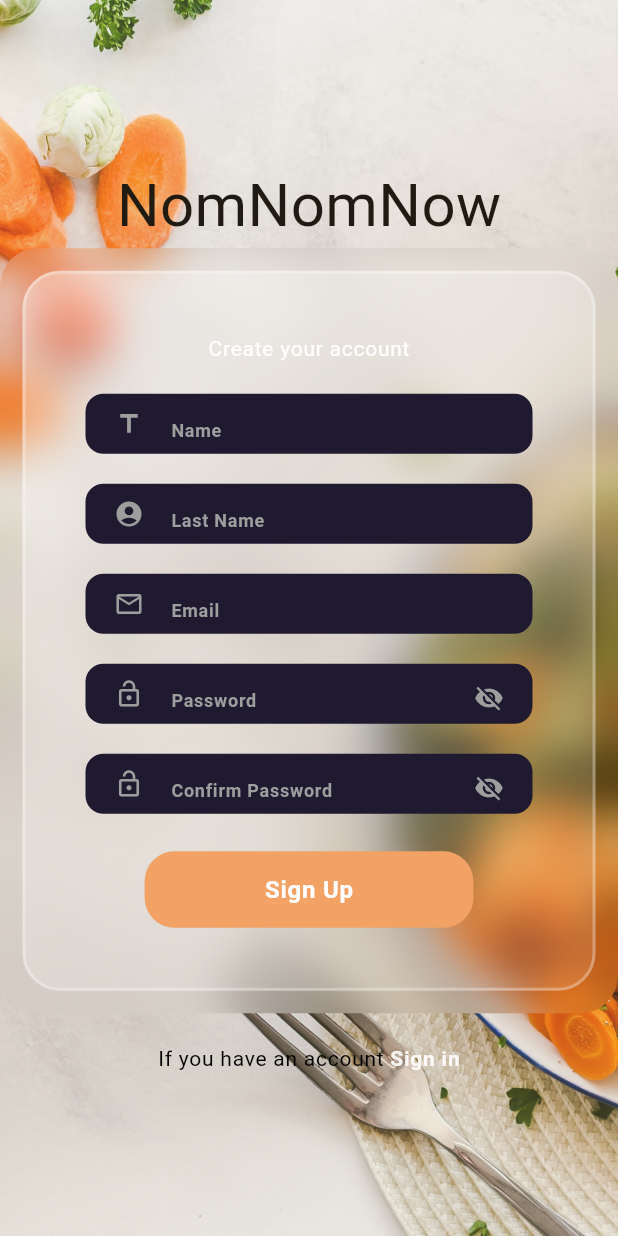
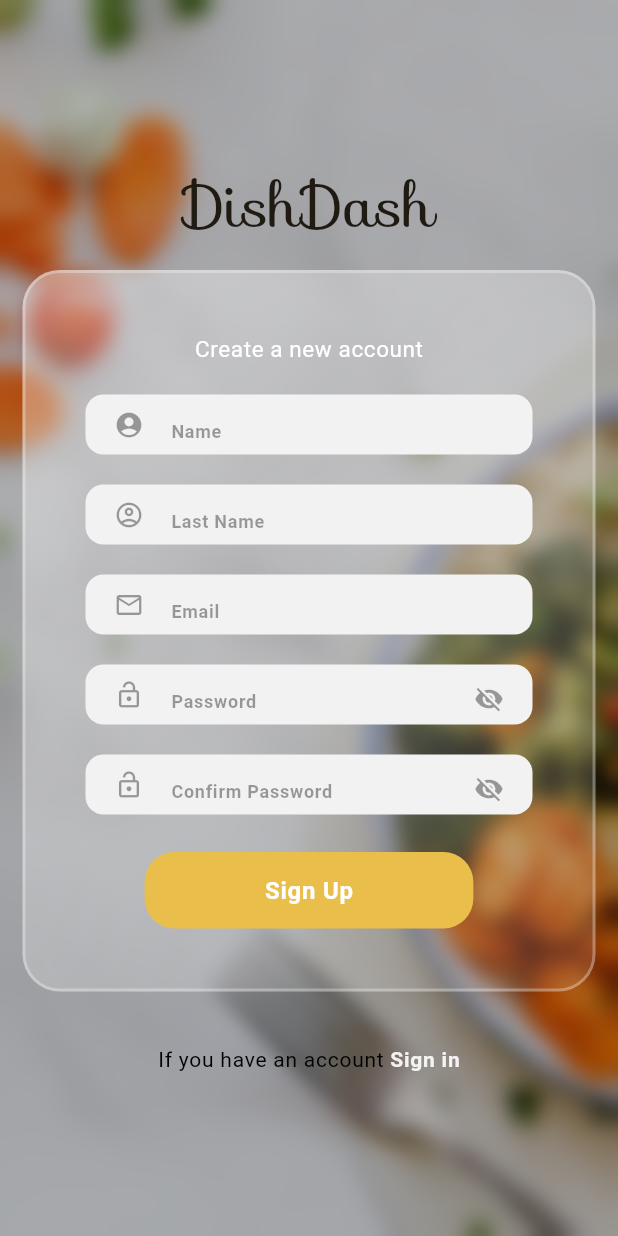
Before and after one commit to Matheo-delaunay/imt-framework-front, a Flutter app: the SignupScreen screen opened directly, on a phone screen of 412 x 824 dp. Run offline on Flutter 3.47's test engine with Material 2 defaults, Android fonts, the phone set to English and light mode, and no system bars; our stand-ins replace simple_animations, supercharged; Roboto replaces fonts that are missing (Colombia).

Commit message:
feat: signup screen

```diff
--- a/lib/views/widgets/signup_screen.dart
+++ b/lib/views/widgets/signup_screen.dart
@@ -12,12 +12,11 @@ class SignupScreen extends StatefulWidget {
 }
 
 class _SignupScreenState extends State<SignupScreen> {
-  Color enabled = const Color.fromARGB(255, 63, 56, 89);
-  Color enabledtxt = Colors.white;
-  Color deaible = Colors.grey;
-  Color backgroundColor = const Color(0xFF1F1A30);
+  Color enabled = const Color(0xFFF2F2F2);
+  Color enabledtxt = Colors.black54;
+  Color deaible = Colors.black38;
+  Color backgroundColor = const Color(0xFFF2F2F2);
   bool ispasswordev = true;
-
   FormData? selected;
 
   TextEditingController nameController = new TextEditingController();
@@ -29,37 +28,32 @@ class _SignupScreenState extends State<SignupScreen> {
   @override
   Widget build(BuildContext context) {
     return Scaffold(
-      body: Container(
+
+      body:Container(
         decoration: BoxDecoration(
-          gradient: LinearGradient(
-            begin: Alignment.topLeft,
-            end: Alignment.bottomRight,
-            stops: const [0.1, 0.4, 0.7, 0.9],
-            colors: [
-              AppColors.beige.withOpacity(0.8),
-              AppColors.purple,
-              AppColors.purple2,
-              AppColors.purple3,
-            ],
-          ),
           image: DecorationImage(
           fit: BoxFit.cover,
           colorFilter: ColorFilter.mode(
-          AppColors.idk.withOpacity(0.8), BlendMode.dstATop),
+          AppColors.blacks.withOpacity(0.3), BlendMode.srcOver),
             image: AssetImage("assets/images/background.jpg"),
         ),
         ),
-        child: Center(
-          child: SingleChildScrollView(
-            child: Column(
+        child: Column(
               mainAxisAlignment: MainAxisAlignment.center,
               children: [
-                const Text('NomNomNow', style: TextStyle(fontSize: 40, fontFamily: 'Colombia'),),
-            ClipRRect(
-              borderRadius: BorderRadius.circular(25),
+            Container(
               child: BackdropFilter(
-                filter: ImageFilter.blur(sigmaX: 15, sigmaY: 15),
+                filter: ImageFilter.blur(sigmaX: 7, sigmaY: 7),
                 child: Container(
+                  child: Column(
+                    mainAxisSize: MainAxisSize.min,
+                  children: [
+                    FadeAnimation(delay: 1, child:
+                  const Text('DishDash',
+                    style: TextStyle(fontSize: 40,
+                        fontFamily: 'Sofia'),),
+                  ),
+                  Container(
                   width: 400,
                   decoration: BoxDecoration(
                       gradient: const LinearGradient(
@@ -78,9 +72,10 @@ class _SignupScreenState extends State<SignupScreen> {
                           delay: 1,
                           child: Container(
                             child: const Text(
-                              "Create your account",
+                              "Create a new account",
                               style: TextStyle(
-                                  color: Colors.white, letterSpacing: 0.5),
+                                  fontSize: 15,
+                                  color: Colors.white, letterSpacing: 0.4),
                             ),
                           ),
                         ),
@@ -110,7 +105,7 @@ class _SignupScreenState extends State<SignupScreen> {
                                 enabledBorder: InputBorder.none,
                                 border: InputBorder.none,
                                 prefixIcon: Icon(
-                                  Icons.title,
+                                  Icons.account_circle,
                                   color: selected == FormData.Name
                                       ? enabledtxt
                                       : deaible,
@@ -159,7 +154,7 @@ class _SignupScreenState extends State<SignupScreen> {
                                 enabledBorder: InputBorder.none,
                                 border: InputBorder.none,
                                 prefixIcon: Icon(
-                                  Icons.account_circle,
+                                  Icons.account_circle_outlined,
                                   color: selected == FormData.LastName
                                       ? enabledtxt
                                       : deaible,
@@ -375,7 +370,14 @@ class _SignupScreenState extends State<SignupScreen> {
                           delay: 1,
                           child: TextButton(
                               onPressed: () {},
-                              child: Text(
+                              style: TextButton.styleFrom(
+                                  backgroundColor: const Color(0xFFE9BE4B),
+                                  padding: const EdgeInsets.symmetric(
+                                      vertical: 14.0, horizontal: 80),
+                                  shape: RoundedRectangleBorder(
+                                      borderRadius:
+                                      BorderRadius.circular(20.0))),
+                              child: const Text(
                                 "Sign Up",
                                 style: TextStyle(
                                   color: Colors.white,
@@ -383,20 +385,13 @@ class _SignupScreenState extends State<SignupScreen> {
                                   fontSize: 16.0,
                                   fontWeight: FontWeight.bold,
                                 ),
-                              ),
-                              style: TextButton.styleFrom(
-                                  backgroundColor: const Color(0xFFF1A264),
-                                  padding: const EdgeInsets.symmetric(
-                                      vertical: 14.0, horizontal: 80),
-                                  shape: RoundedRectangleBorder(
-                                      borderRadius:
-                                      BorderRadius.circular(20.0)))),
+                              )),
                         ),
                       ],
                     ),
                   ),
-              ),
-                ),
+
+
 
                 //End of Center Card
                 //Start of outer card
@@ -432,12 +427,11 @@ class _SignupScreenState extends State<SignupScreen> {
                       ),
                     ],
                   ),
-                ),
-              ],
+                ),],
             ),
-          ),
-        ),
-      ),
-    );
+        ),),
+      ),],),
+    ),
+      );
   }
 }
```
